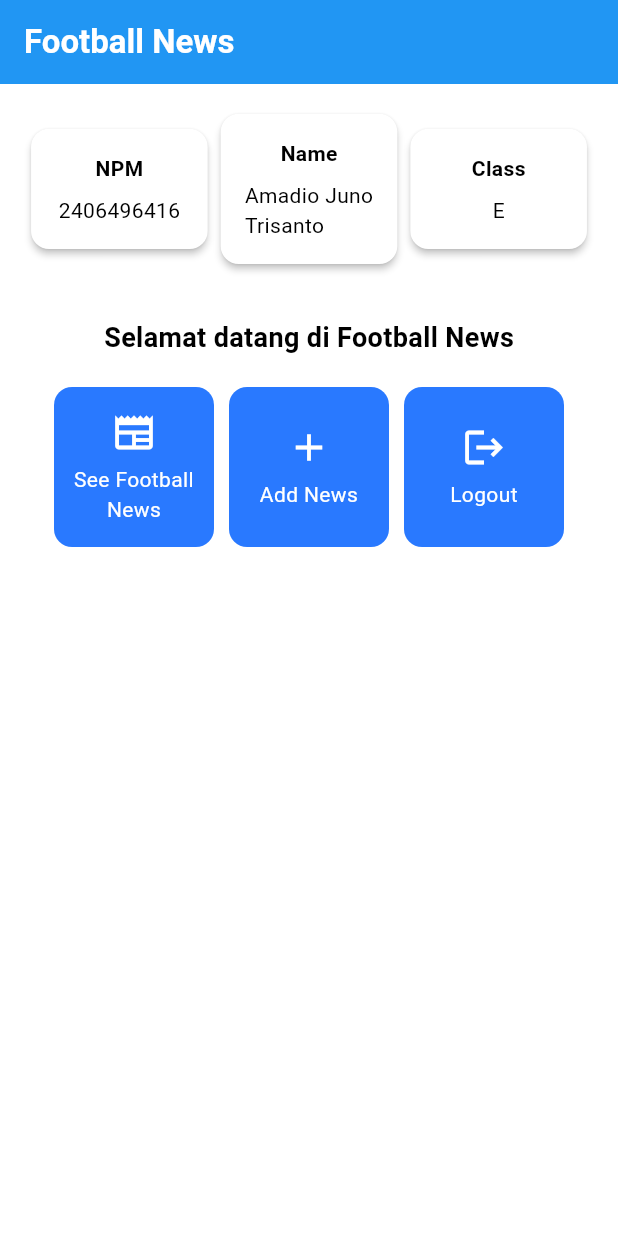
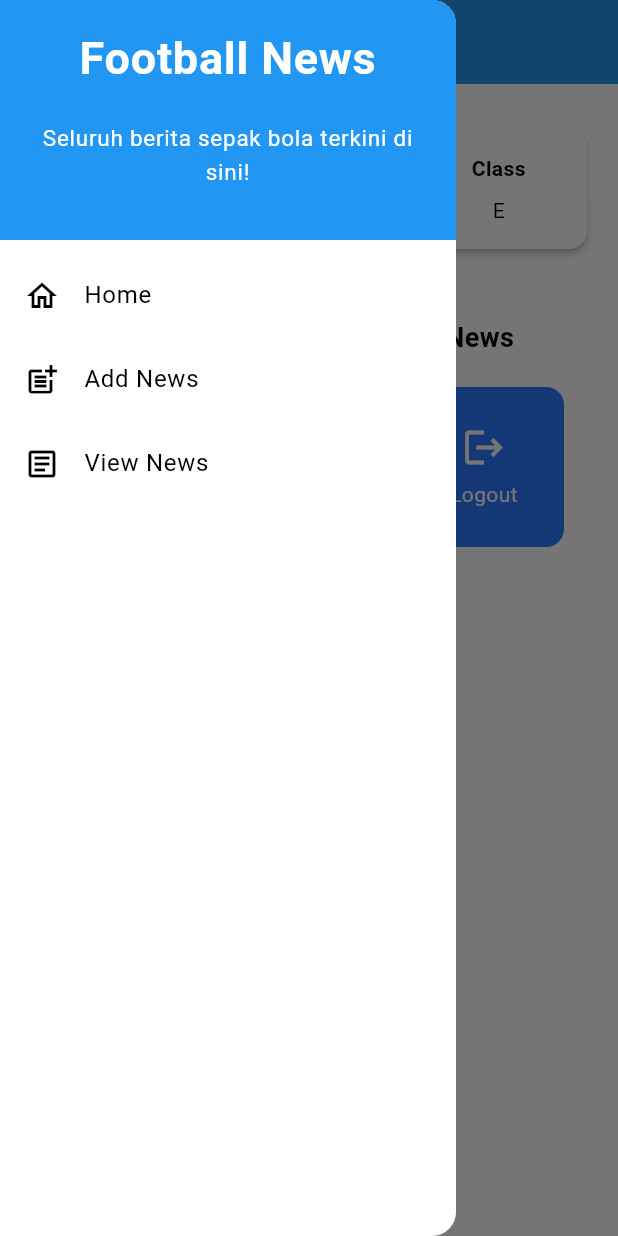
Before and after one commit to amadiojuno/football-news-mobile, a Flutter app: the screen it shows after launch, with the side drawer open (before the commit the screen has no drawer), on a phone screen of 412 x 824 dp. Run offline on Flutter 3.47's test engine with Material 3 defaults, Android fonts, the phone set to English and light mode, and no system bars.

Commit message:
tutorial 7 selesai

```diff
--- a/lib/main.dart
+++ b/lib/main.dart
@@ -1,5 +1,5 @@
 import 'package:flutter/material.dart';
-import 'package:football_news/menu.dart';
+import 'package:football_news/screens/menu.dart';
 
 void main() {
   runApp(const MyApp());
--- a/lib/menu.dart
+++ b/lib/screens/menu.dart
@@ -1,4 +1,7 @@
 import 'package:flutter/material.dart';
+import 'package:football_news/widgets/left_drawer.dart';
+import 'package:football_news/screens/newslist_form.dart';
+import 'package:football_news/widgets/news_card.dart';
 
 class MyHomePage extends StatelessWidget {
   MyHomePage({super.key});
@@ -24,6 +27,7 @@ class MyHomePage extends StatelessWidget {
         // Warna latar belakang AppBar diambil dari skema warna tema aplikasi.
         backgroundColor: Theme.of(context).colorScheme.primary,
       ),
+      drawer: const LeftDrawer(),
       // Body halaman dengan padding di sekelilingnya.
       body: Padding(
         padding: const EdgeInsets.all(16.0),
@@ -132,57 +136,3 @@ class ItemHomepage {
 
   ItemHomepage(this.name, this.icon);
 }
-
-class ItemCard extends StatelessWidget {
-  // Menampilkan kartu dengan ikon dan nama.
-
-  final ItemHomepage item;
-
-  const ItemCard(this.item, {super.key});
-
-  @override
-  Widget build(BuildContext context) {
-    return Material(
-      // Menentukan warna latar belakang dari tema aplikasi.
-      color: Theme.of(context).colorScheme.secondary,
-      // Membuat sudut kartu melengkung.
-      borderRadius: BorderRadius.circular(12),
-
-      child: InkWell(
-        // Aksi ketika kartu ditekan.
-        onTap: () {
-          // Menampilkan pesan SnackBar saat kartu ditekan.
-          ScaffoldMessenger.of(context)
-            ..hideCurrentSnackBar()
-            ..showSnackBar(
-              SnackBar(content: Text("Kamu telah menekan tombol ${item.name}!"))
-            );
-        },
-        // Container untuk menyimpan Icon dan Text
-        child: Container(
-          padding: const EdgeInsets.all(8),
-          child: Center(
-            child: Column(
-              // Menyusun ikon dan teks di tengah kartu.
-              mainAxisAlignment: MainAxisAlignment.center,
-              children: [
-                Icon(
-                  item.icon,
-                  color: Colors.white,
-                  size: 30.0,
-                ),
-                const Padding(padding: EdgeInsets.all(3)),
-                Text(
-                  item.name,
-                  textAlign: TextAlign.center,
-                  style: const TextStyle(color: Colors.white),
-                ),
-              ],
-            ),
-          ),
-        ),
-      ),
-    );
-  }
-
-}
--- /dev/null
+++ b/lib/widgets/left_drawer.dart
@@ -0,0 +1,87 @@
+import 'package:flutter/material.dart';
+import 'package:football_news/screens/menu.dart';
+// TODO: Impor halaman NewsFormPage jika sudah dibuat
+import 'package:football_news/screens/newslist_form.dart';
+
+class LeftDrawer extends StatelessWidget {
+  const LeftDrawer({super.key});
+
+  @override
+  Widget build(BuildContext context) {
+    return Drawer(
+      child: ListView(
+        children: [
+          const DrawerHeader(
+            // TODO: Bagian drawer header
+            decoration: BoxDecoration(
+            color: Colors.blue,
+          ),
+          child: Column(
+            children: [
+              Text(
+                'Football News',
+                textAlign: TextAlign.center,
+                style: TextStyle(
+                  fontSize: 30,
+                  fontWeight: FontWeight.bold,
+                  color: Colors.white,
+                ),
+              ),
+              Padding(padding: EdgeInsets.all(10)),
+              Text("Seluruh berita sepak bola terkini di sini!",
+                  // TODO: Tambahkan gaya teks dengan center alignment, font ukuran 15, warna putih, dan weight biasa
+                  textAlign: TextAlign.center,
+                  style: TextStyle(
+                    fontSize: 15,
+                    color: Colors.white,
+                    fontWeight: FontWeight.normal,
+                  ),
+              ),
+            ],
+          ),
+          ),
+          // TODO: Bagian routing
+          ListTile(
+            leading: const Icon(Icons.home_outlined),
+            title: const Text('Home'),
+            // Bagian redirection ke MyHomePage
+            onTap: () {
+              Navigator.push(
+                  context,
+                  MaterialPageRoute(
+                    builder: (context) => MyHomePage(),
+                  ));
+            },
+          ),
+          ListTile(
+            leading: const Icon(Icons.post_add),
+            title: const Text('Add News'),
+            // Bagian redirection ke NewsFormPage
+            onTap: () {
+              // TODO: Buatlah routing ke NewsFormPage di sini,
+              // setelah halaman NewsFormPage sudah dibuat.
+              Navigator.push(
+                  context,
+                  MaterialPageRoute(
+                    builder: (context) => NewsFormPage(),
+                  ));
+            },
+          ),
+          // TODO: Buat ListTile baru untuk ke halaman melihat news
+          ListTile(
+            leading: const Icon(Icons.article_outlined),
+            title: const Text('View News'),
+            // Bagian redirection ke NewsListPage
+            // onTap: () {
+            //   Navigator.push(
+            //       context,
+            //       MaterialPageRoute(
+            //         builder: (context) => NewsListPage(),
+            //       ));
+            // },
+          ),
+        ],
+      ),
+    );
+  }
+}
--- /dev/null
+++ b/lib/widgets/news_card.dart
@@ -0,0 +1,66 @@
+import 'package:flutter/material.dart';
+import 'package:football_news/screens/newslist_form.dart';
+import 'package:football_news/screens/menu.dart';
+
+
+class ItemCard extends StatelessWidget {
+  // Menampilkan kartu dengan ikon dan nama.
+
+  final ItemHomepage item;
+
+  const ItemCard(this.item, {super.key});
+
+  @override
+  Widget build(BuildContext context) {
+    return Material(
+      // Menentukan warna latar belakang dari tema aplikasi.
+      color: Theme.of(context).colorScheme.secondary,
+      // Membuat sudut kartu melengkung.
+      borderRadius: BorderRadius.circular(12),
+
+      child: InkWell(
+        // Aksi ketika kartu ditekan.
+        onTap: () {
+          // Menampilkan pesan SnackBar saat kartu ditekan.
+          ScaffoldMessenger.of(context)
+            ..hideCurrentSnackBar()
+            ..showSnackBar(
+              SnackBar(content: Text("Kamu telah menekan tombol ${item.name}!"))
+            );
+            if (item.name == "Tambah Berita") {
+              // TODO: Gunakan Navigator.push untuk melakukan navigasi ke MaterialPageRoute yang mencakup NewsFormPage.
+              Navigator.push(
+                context,
+                MaterialPageRoute(
+                  builder: (context) => NewsFormPage(),
+                ),
+              );
+            }
+        },
+        // Container untuk menyimpan Icon dan Text
+        child: Container(
+          padding: const EdgeInsets.all(8),
+          child: Center(
+            child: Column(
+              // Menyusun ikon dan teks di tengah kartu.
+              mainAxisAlignment: MainAxisAlignment.center,
+              children: [
+                Icon(
+                  item.icon,
+                  color: Colors.white,
+                  size: 30.0,
+                ),
+                const Padding(padding: EdgeInsets.all(3)),
+                Text(
+                  item.name,
+                  textAlign: TextAlign.center,
+                  style: const TextStyle(color: Colors.white),
+                ),
+              ],
+            ),
+          ),
+        ),
+      ),
+    );
+  }
+}
```
Also changed, not shown: lib/screens/newslist_form.dart (added, +215 -0 lines).
